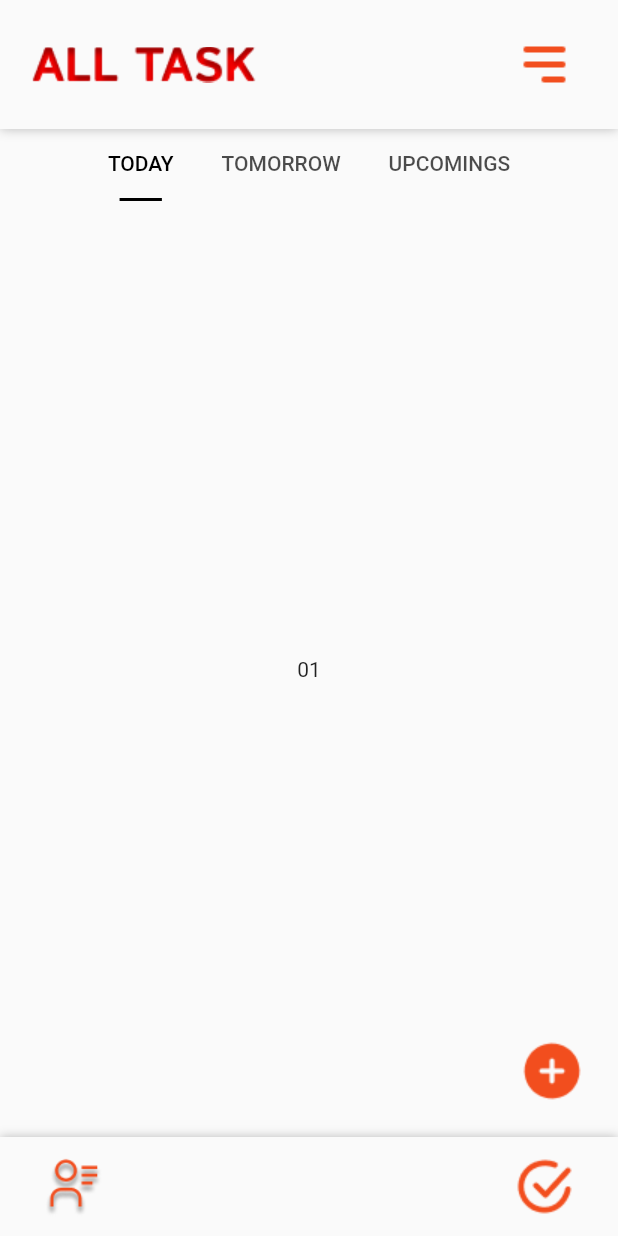
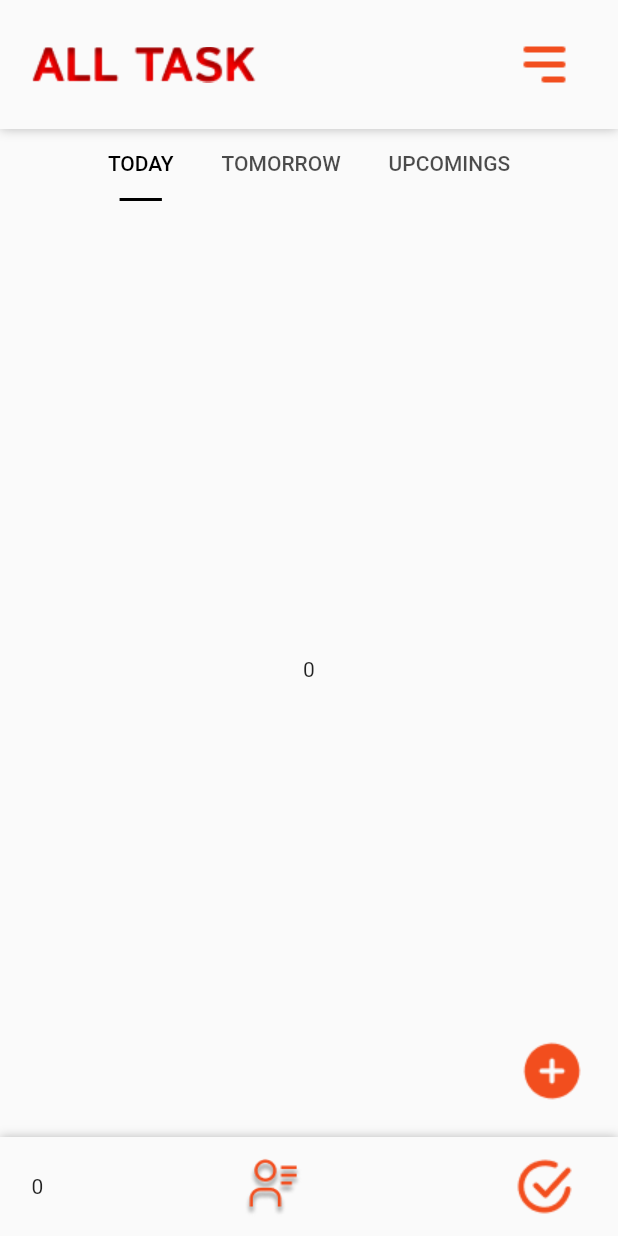
Before and after one commit to Elio-Muculo/todo_app, a Flutter app: the screen it shows after launch, on a phone screen of 412 x 824 dp. Run offline on Flutter 3.47's test engine with Material 2 defaults, Android fonts, the phone set to English and light mode, and no system bars.

Commit message:
add value notifier counter

```diff
--- /dev/null
+++ b/lib/features/main_page/controller/homepagecontroller.dart
@@ -0,0 +1,11 @@
+
+import 'package:flutter/material.dart';
+
+class HomeController extends ValueNotifier<int> {
+  HomeController({int? value}) : super(value ?? 0);
+
+  void increment() {
+    value++;
+  }
+
+}
--- a/lib/features/main_page/main_page.dart
+++ b/lib/features/main_page/main_page.dart
@@ -1,11 +1,20 @@
 import 'package:flutter/material.dart';
 import 'package:todo_app/core/app_images.dart';
+import 'package:todo_app/features/main_page/controller/homepagecontroller.dart';
 import 'package:todo_app/features/main_page/widgets/app_bar/app_bar_widget.dart';
 import 'package:todo_app/features/main_page/widgets/tabbar/tabbar_widget.dart';
 
 
+HomeController counter = HomeController();
+
 class MainPage extends StatelessWidget {
-  const MainPage({Key? key}) : super(key: key);
+  MainPage({Key? key}) : super(key: key);
+
+
+  @override
+  void dispose() {
+    counter.dispose();
+  }
 
   @override
   Widget build(BuildContext context) {
@@ -14,7 +23,7 @@ class MainPage extends StatelessWidget {
       body: const TabBarWidget(),
       floatingActionButton: IconButton(
         iconSize: 40,
-        onPressed: () { },
+        onPressed: () { counter.increment(); },
         icon: Image.asset(AppImages.circle, width: 60, height: 60,),
       ),
       bottomNavigationBar: Container(
@@ -28,13 +37,22 @@ class MainPage extends StatelessWidget {
           child: Row(
             mainAxisAlignment: MainAxisAlignment.spaceBetween,
             children: [
+              ValueListenableBuilder(
+                builder: (context, value, _) {
+                  return Text(value.toString());
+              },
+                valueListenable: counter,
+              ),
               IconButton(
-                onPressed: () {},
+                onPressed: () {
+                  print(counter.value);
+                },
                 iconSize: 40,
                 icon: Image.asset(AppImages.person),
               ),
               IconButton(
-                onPressed: () {},
+                onPressed: () {
+                },
                 iconSize: 40,
                 icon: Image.asset(AppImages.marked),
               ),
--- a/lib/features/main_page/widgets/tabbar/tabbar_widget.dart
+++ b/lib/features/main_page/widgets/tabbar/tabbar_widget.dart
@@ -1,8 +1,12 @@
 import 'package:flutter/material.dart';
+import 'package:todo_app/features/main_page/controller/homepagecontroller.dart';
+
+import '../../main_page.dart';
 
 
 class TabBarWidget extends StatefulWidget{
   const TabBarWidget({Key? key}) : super(key: key);
+
 
   @override
   State<TabBarWidget> createState() => _TabBarWidgetState();
@@ -12,11 +16,13 @@ class _TabBarWidgetState extends State<TabBarWidget> with TickerProviderStateMix
   late TabController _tabcontroller;
 
   TabController get tabController => _tabcontroller;
+  // final counter = HomeController();
 
   @override
   void initState() {
     super.initState();
     _tabcontroller = TabController(length: 3, vsync: this);
+
   }
 
   @override
@@ -45,7 +51,12 @@ class _TabBarWidgetState extends State<TabBarWidget> with TickerProviderStateMix
             child: TabBarView(
               controller: tabController,
               children: [
-                Center(child: Text('01'),),
+                Center(child: ValueListenableBuilder(
+                  builder: (context, value, _) {
+                    return Text(value.toString());
+                  },
+                  valueListenable: counter,
+                )),
                 Center(child: Text('02')),
                 Center(child: Text('03')),
               ],
--- a/lib/features/splash/splash_screen.dart
+++ b/lib/features/splash/splash_screen.dart
@@ -10,7 +10,7 @@ class SplashScreen extends StatelessWidget {
   Widget build(BuildContext context) {
     Future.delayed(const Duration(seconds: 3), () {
       Navigator.pushReplacement(context, MaterialPageRoute(
-        builder: (context) => const MainPage()
+        builder: (context) => MainPage()
       ));
     });
 
```
